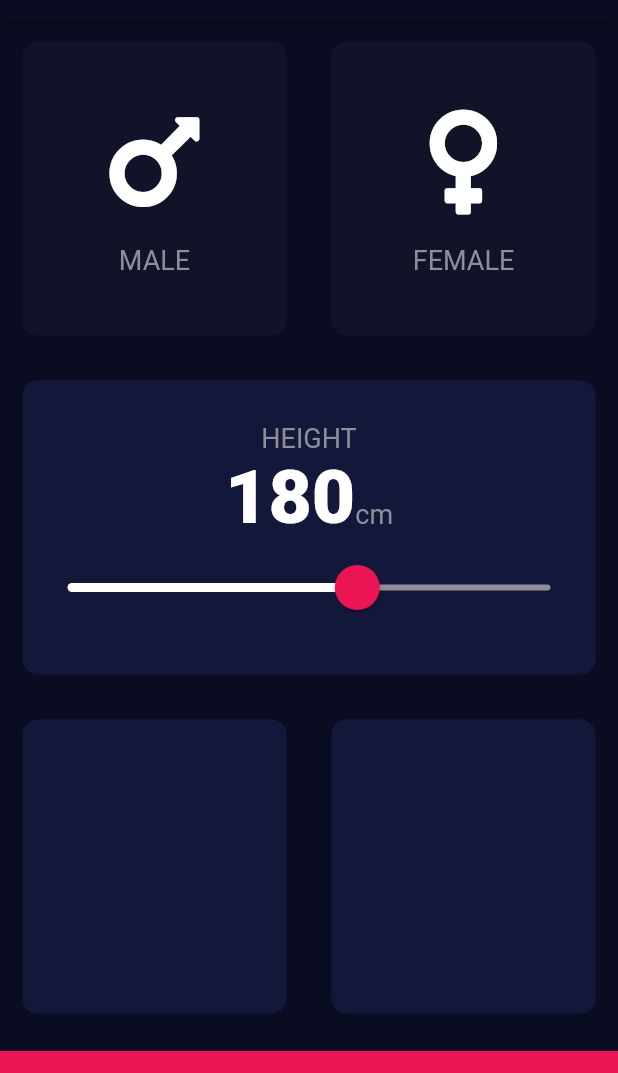
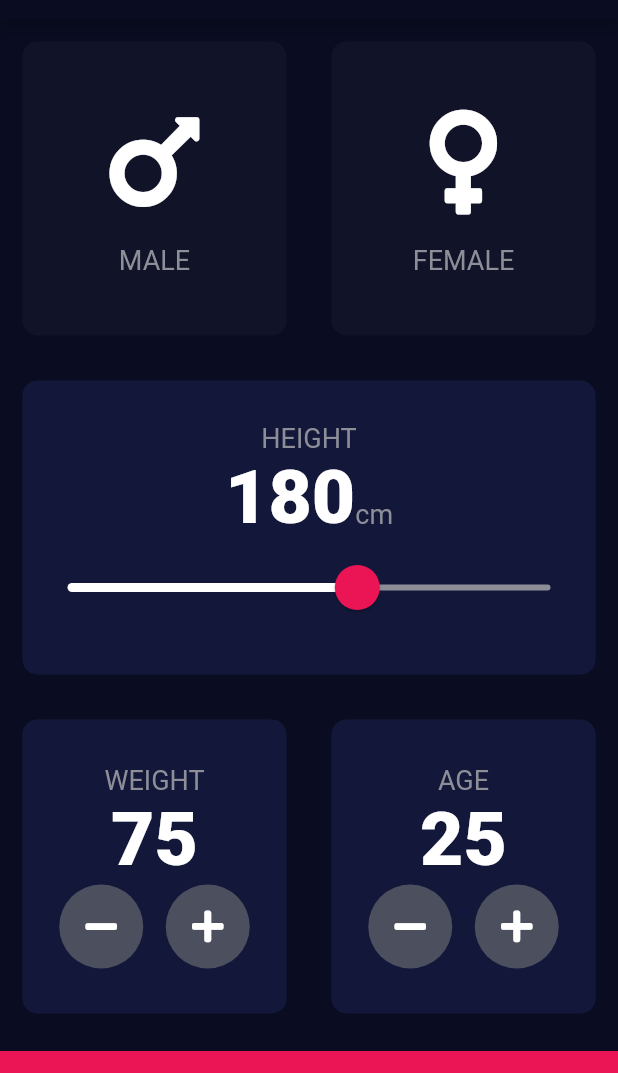
Before and after one commit to rhromets/BMI-Calculator, a Flutter app: the screen it shows after launch, on a phone screen of 412 x 824 dp, the part 65-1138 px from its top. Run offline on Flutter 3.47's test engine with Material 2 defaults, Android fonts, the phone set to English and light mode, and no system bars; our stand-ins replace font_awesome_flutter.

Commit message:
Implement 'weight' and 'age' parts

```diff
--- a/lib/input_page.dart
+++ b/lib/input_page.dart
@@ -19,6 +19,8 @@ class InputPage extends StatefulWidget {
 class _InputPageState extends State<InputPage> {
   GenderType? selectGender;
   int height = 180;
+  int weight = 75;
+  int age = 25;
 
   @override
   Widget build(BuildContext context) {
@@ -121,11 +123,85 @@ class _InputPageState extends State<InputPage> {
                 Expanded(
                   child: ReusableCard(
                     colour: kActiveCardColor,
+                    cardChild: Column(
+                      mainAxisAlignment: MainAxisAlignment.center,
+                      children: [
+                        Text(
+                          "WEIGHT",
+                          style: kLabelTextStyle,
+                        ),
+                        Text(
+                          weight.toString(),
+                          style: kValueTextStyle,
+                        ),
+                        Row(
+                          mainAxisAlignment: MainAxisAlignment.center,
+                          children: [
+                            RoundIconButton(
+                              icon: FontAwesomeIcons.minus,
+                              onPressed: () {
+                                setState(() {
+                                  weight--;
+                                });
+                              },
+                            ),
+                            SizedBox(
+                              width: 15.0,
+                            ),
+                            RoundIconButton(
+                              icon: FontAwesomeIcons.plus,
+                              onPressed: () {
+                                setState(() {
+                                  weight++;
+                                });
+                              },
+                            )
+                          ],
+                        )
+                      ],
+                    ),
                   ),
                 ),
                 Expanded(
                   child: ReusableCard(
                     colour: kActiveCardColor,
+                    cardChild: Column(
+                      mainAxisAlignment: MainAxisAlignment.center,
+                      children: [
+                        Text(
+                          "AGE",
+                          style: kLabelTextStyle,
+                        ),
+                        Text(
+                          age.toString(),
+                          style: kValueTextStyle,
+                        ),
+                        Row(
+                          mainAxisAlignment: MainAxisAlignment.center,
+                          children: [
+                            RoundIconButton(
+                              icon: FontAwesomeIcons.minus,
+                              onPressed: () {
+                                setState(() {
+                                  age--;
+                                });
+                              },
+                            ),
+                            SizedBox(
+                              width: 15.0,
+                            ),
+                            RoundIconButton(
+                              icon: FontAwesomeIcons.plus,
+                              onPressed: () {
+                                setState(() {
+                                  age++;
+                                });
+                              },
+                            )
+                          ],
+                        )
+                      ],
+                    ),
                   ),
                 ),
               ],
@@ -142,3 +218,25 @@ class _InputPageState extends State<InputPage> {
     );
   }
 }
+
+class RoundIconButton extends StatelessWidget {
+  RoundIconButton({this.icon, required this.onPressed});
+
+  final IconData? icon;
+  final void Function() onPressed;
+
+  @override
+  Widget build(BuildContext context) {
+    return RawMaterialButton(
+      child: Icon(icon),
+      onPressed: onPressed,
+      shape: CircleBorder(),
+      fillColor: Color(0xFF4C4F5E),
+      elevation: 0.0,
+      constraints: BoxConstraints.tightFor(
+        width: 56.0,
+        height: 56.0,
+      ),
+    );
+  }
+}
```
